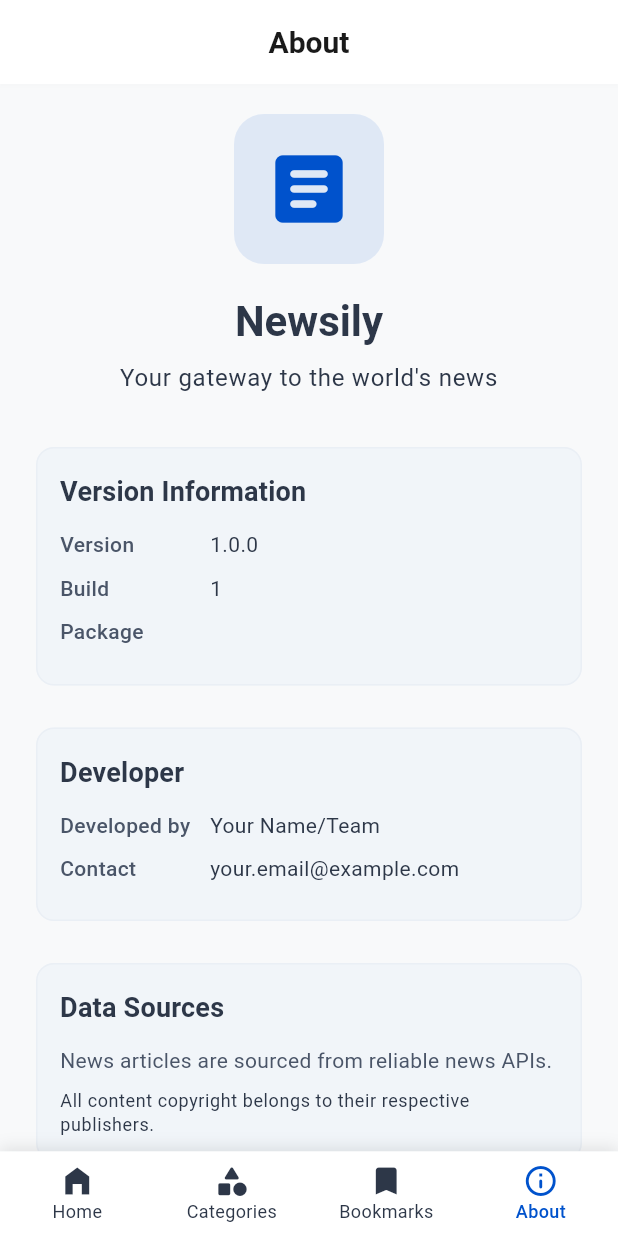
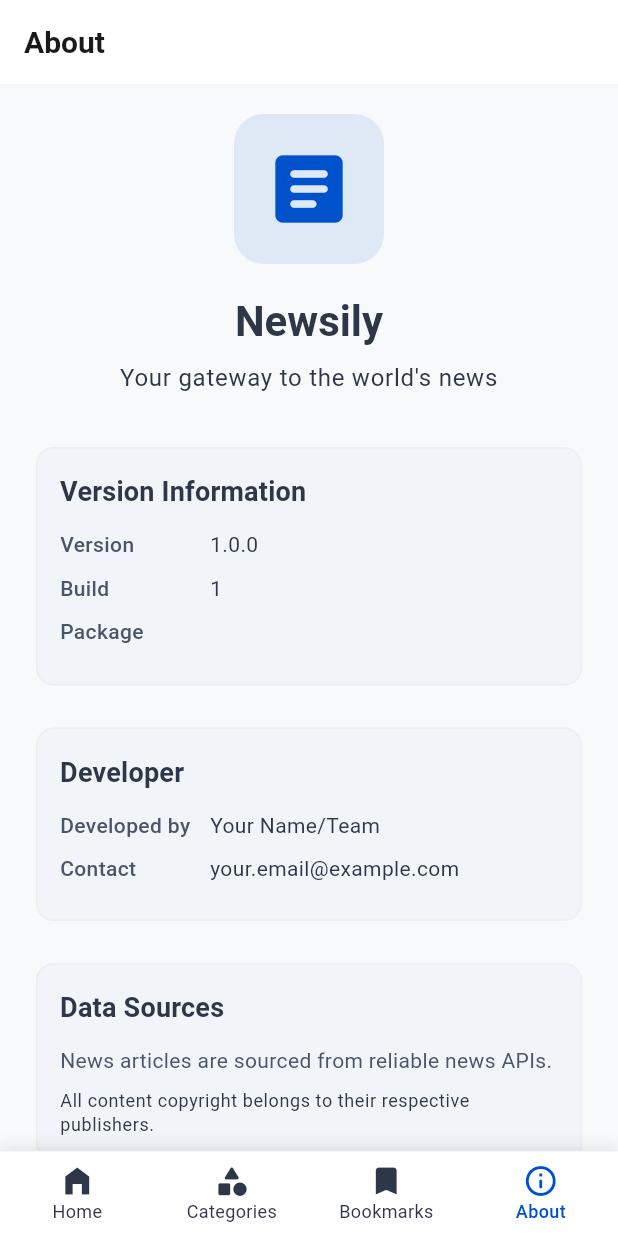
Before and after one commit to MosalahDJ/Newsili, a Flutter app: the screen it shows after launch, item 4 of the bottom bar chosen, on a phone screen of 412 x 824 dp. Run offline on Flutter 3.47's test engine with Material 3 defaults, Android fonts, the light colour scheme and no system bars; our stand-ins replace cached_network_image, carousel_slider, equatable, flutter_bloc, flutter_dotenv, package_info_plus and 5 more; accounts and stored records are empty; network calls fail.

Commit message:
refactor: update AppBar centerTitle property to false for consistency

```diff
--- a/lib/presentation/screens/about_page.dart
+++ b/lib/presentation/screens/about_page.dart
@@ -12,7 +12,7 @@ class AboutPage extends StatelessWidget {
   @override
   Widget build(BuildContext context) {
     return Scaffold(
-      appBar: AppBar(title: const Text('About'), centerTitle: true),
+      appBar: AppBar(title: const Text('About'), centerTitle: false),
       body: FutureBuilder<PackageInfo>(
         future: _getPackageInfo(),
         builder: (context, snapshot) {
```
